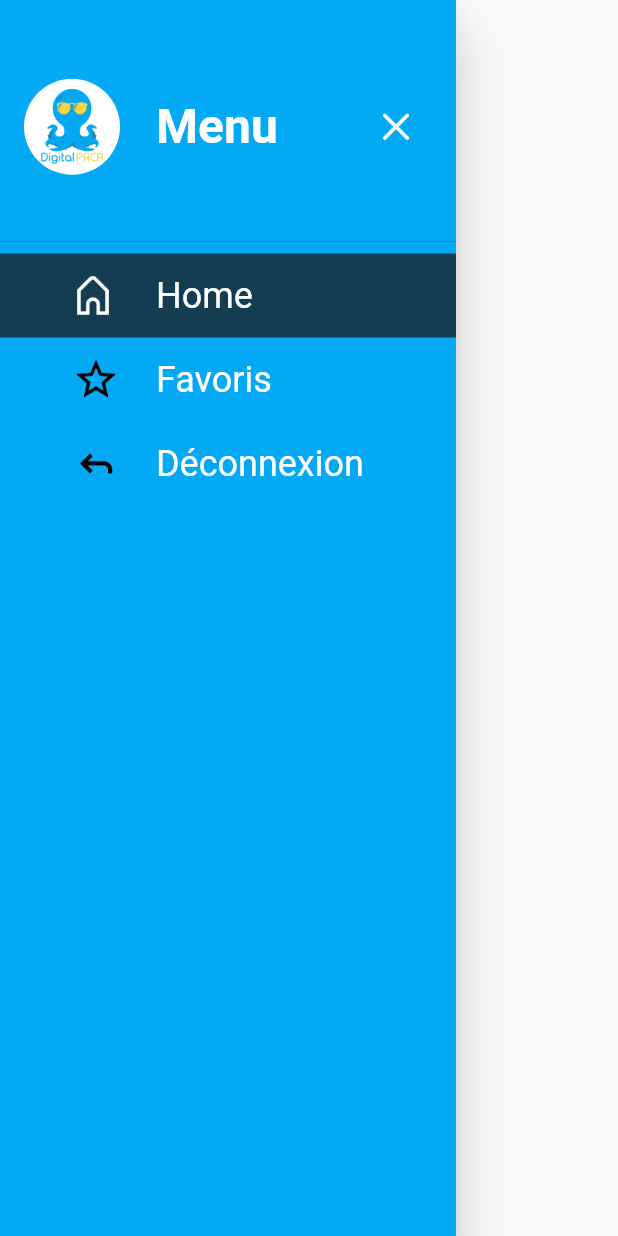
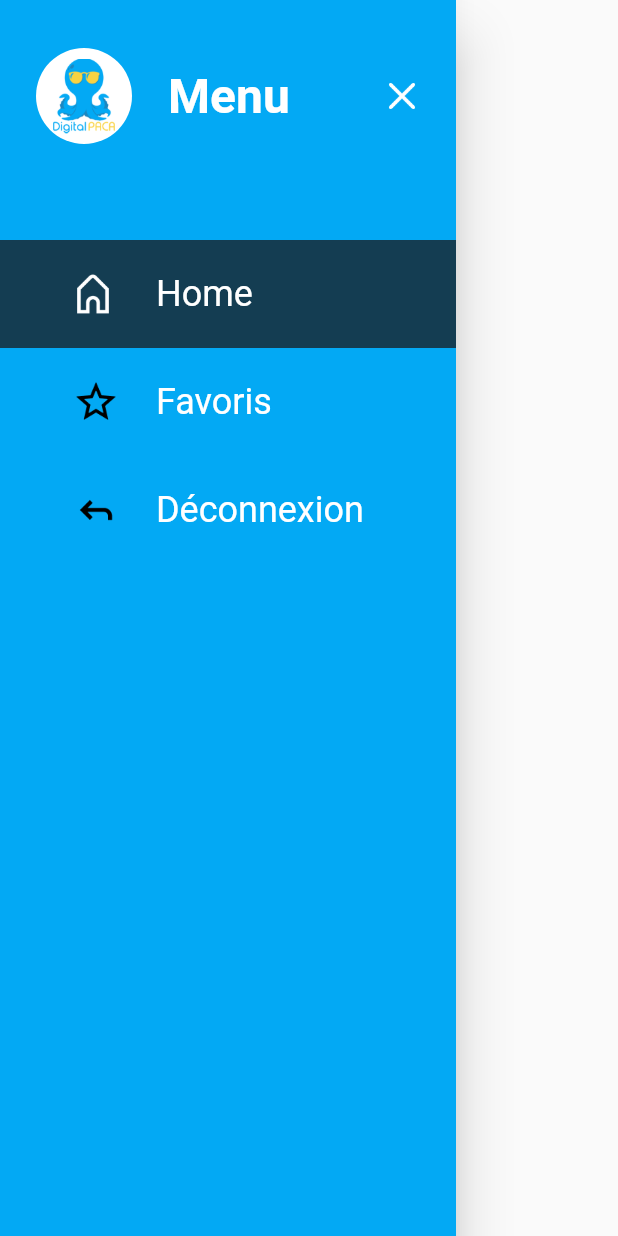
Before and after one commit to gbonjean/API-Shows, a Flutter app: the AppDrawer widget shown alone on an empty page, opened directly, on a phone screen of 412 x 824 dp. Run offline on Flutter 3.47's test engine with Material 2 defaults, Android fonts, the phone set to English and light mode, and no system bars; our stand-ins replace dio, flutter_riverpod, flutter_secure_storage, google_fonts, percent_indicator, transparent_image; accounts and stored records are empty; network calls fail.

```diff
--- a/lib/screens/drawer.dart
+++ b/lib/screens/drawer.dart
@@ -16,7 +16,9 @@ class AppDrawer extends ConsumerWidget {
       child: ListView(
         padding: EdgeInsets.zero,
         children: [
-          DrawerHeader(
+          SizedBox(height: MediaQuery.of(context).padding.top + 32),
+          Padding(
+            padding: const EdgeInsets.only(left: 24, right: 12),
             child: Row(
               children: [
                 CircleAvatar(
@@ -52,9 +54,10 @@ class AppDrawer extends ConsumerWidget {
               ],
             ),
           ),
+          const SizedBox(height: 64),
           ListTile(
               tileColor: isShowingFavorites ? null : const Color(0xFF143D52),
-              contentPadding: const EdgeInsets.only(left: 48),
+              contentPadding: const EdgeInsets.only(left: 48, top: 8, bottom: 8),
               leading: Image.asset(
                 'assets/icons/home.png',
                 height: 28,
@@ -73,7 +76,7 @@ class AppDrawer extends ConsumerWidget {
               }),
           ListTile(
             tileColor: isShowingFavorites ? const Color(0xFF143D52) : null,
-            contentPadding: const EdgeInsets.only(left: 48),
+            contentPadding: const EdgeInsets.only(left: 48, top: 8, bottom: 8),
             leading: Image.asset(
               'assets/icons/star-outline.png',
               height: 32,
@@ -92,7 +95,7 @@ class AppDrawer extends ConsumerWidget {
             },
           ),
           ListTile(
-            contentPadding: const EdgeInsets.only(left: 48),
+            contentPadding: const EdgeInsets.only(left: 48, top: 8, bottom: 8),
             leading: Image.asset('assets/icons/mail-reply.png', height: 32),
             title: Text(
               'Déconnexion',
--- a/pubspec.yaml
+++ b/pubspec.yaml
@@ -35,11 +35,9 @@ dependencies:
   # The following adds the Cupertino Icons font to your application.
   # Use with the CupertinoIcons class for iOS style icons.
   cupertino_icons: ^1.0.2
-  http: ^1.1.0
   dio: ^5.3.3
   flutter_secure_storage: ^9.0.0
   google_fonts: ^6.1.0
-  riverpod: ^2.4.3
   flutter_riverpod: ^2.4.3
   transparent_image: ^2.0.1
   percent_indicator: ^4.2.3
```
Also changed, not shown: pubspec.lock.
